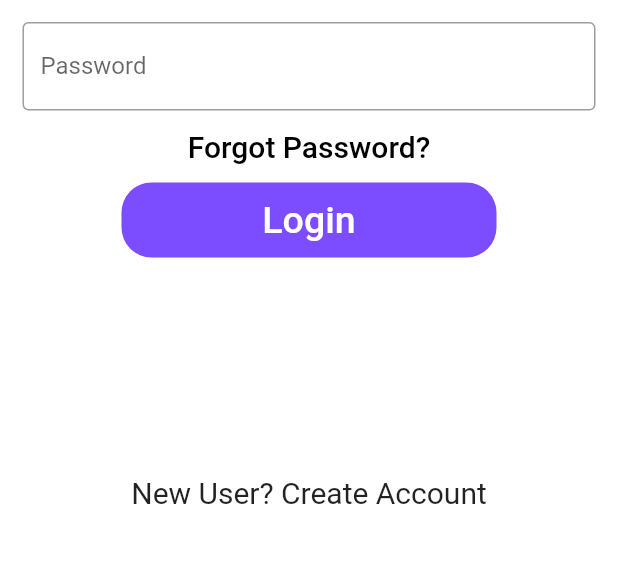
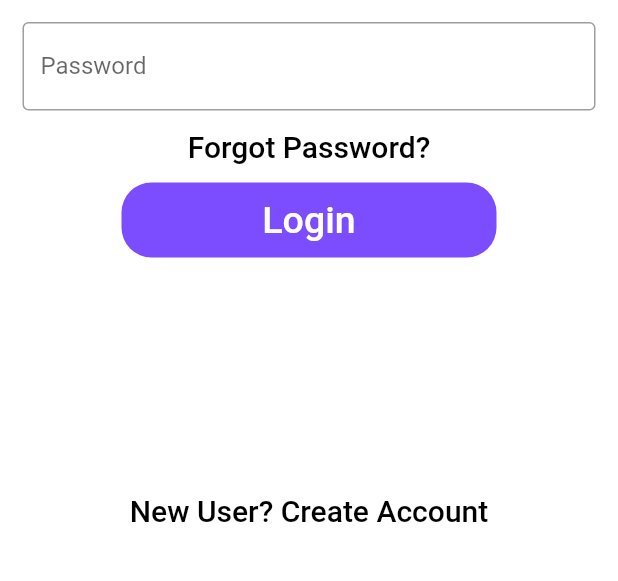
Before and after one commit to hamid-hai/Meditation-Application, a Flutter app: the screen it shows after launch, on a phone screen of 412 x 824 dp, the part 488-1069 px from its top. Run offline on Flutter 3.47's test engine with Material 2 defaults, Android fonts, the phone set to English and light mode, and no system bars; our stand-ins replace firebase_auth, firebase_core; missing offline and left inert: dart:ffi; accounts and stored records are empty.

Commit message:
Register feature with email and password complete, after signup, checked with validation you are sent to UserDashboard.dart.

```diff
--- a/lib/screens/authenticate/authenticate.dart
+++ b/lib/screens/authenticate/authenticate.dart
@@ -1,4 +1,5 @@
 import 'package:flutter/material.dart';
+import 'package:meditationapp/screens/authenticate/register.dart';
 
 import 'package:meditationapp/screens/authenticate/sign_in.dart';
 
@@ -10,10 +11,20 @@ class Authenticate extends StatefulWidget {
 }
 
 class _AuthenticateState extends State<Authenticate> {
+
+  bool showSignIn = true;
+  void toggleView() {
+    setState(() {
+      showSignIn = !showSignIn;
+    });
+  }
+
   @override
   Widget build(BuildContext context) {
-    return Container(
-      child: LoginScreen(),
-    );
+      if (showSignIn) {
+        return LoginScreen(toggleView: toggleView);
+    } else {
+        return Register(toggleView: toggleView);
+      }
   }
 }
--- a/lib/screens/authenticate/sign_in.dart
+++ b/lib/screens/authenticate/sign_in.dart
@@ -1,9 +1,15 @@
+import 'package:flutter/cupertino.dart';
 import 'package:flutter/material.dart';
+import 'package:meditationapp/screens/authenticate/register.dart';
 
 import 'package:meditationapp/services/auth.dart';
 import '../home/UserDashboard.dart';
 
 class LoginScreen extends StatefulWidget {
+
+  final Function toggleView;
+  LoginScreen({ required this.toggleView });
+
   @override
   _LoginScreenState createState() => _LoginScreenState();
 }
@@ -111,9 +117,20 @@ class _LoginScreenState extends State<LoginScreen> {
             SizedBox(
               height: 130,
             ),
-            Text(
-              'New User? Create Account',
-              style: TextStyle(fontSize: 20),)
+
+            // Changing from Text to TextButton allows actions to be performed on the text with a transparent window being added.
+            // Reference https://stackoverflow.com/a/66580557
+            TextButton(
+              onPressed: () {
+                  widget.toggleView();
+              },
+              child: Text(
+                'New User? Create Account',
+              // Try to set text thickness to normal
+              style: TextStyle(fontSize: 20, color: Colors.black, fontStyle: FontStyle.normal),
+              ),
+            ),
+
           ],
         ),
       ),
--- a/lib/screens/home/UserDashboard.dart
+++ b/lib/screens/home/UserDashboard.dart
@@ -18,6 +18,7 @@ class _UserDashboardState extends State<UserDashboard> {
         title: Text('Dashboard'),
         backgroundColor: Colors.deepPurple,
         actions: <Widget>[
+          // Text Button used as a replacement for FlatButton
           // Reference https://stackoverflow.com/a/51266672
           TextButton.icon(onPressed: () async {
             await _auth.signOut();
```
Also changed, not shown: lib/screens/authenticate/register.dart (+31 -42 lines), lib/screens/authenticate/register_old.dart (added, +121 -0 lines), lib/services/auth.dart (+11 -0 lines), 4 other files.
